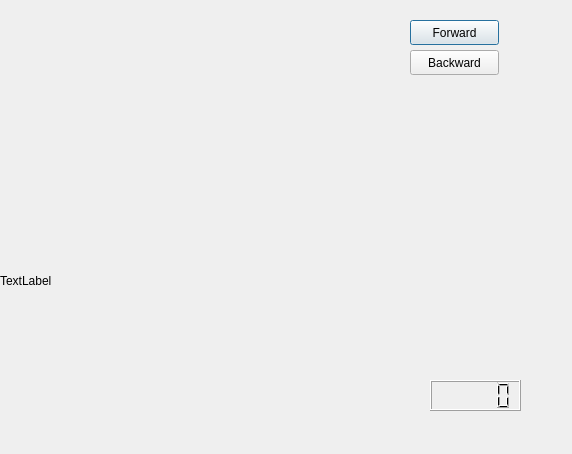
Qt form gaugedialog.ui (ibrahimmadnan/dual_kit_car_interface) before a commit.
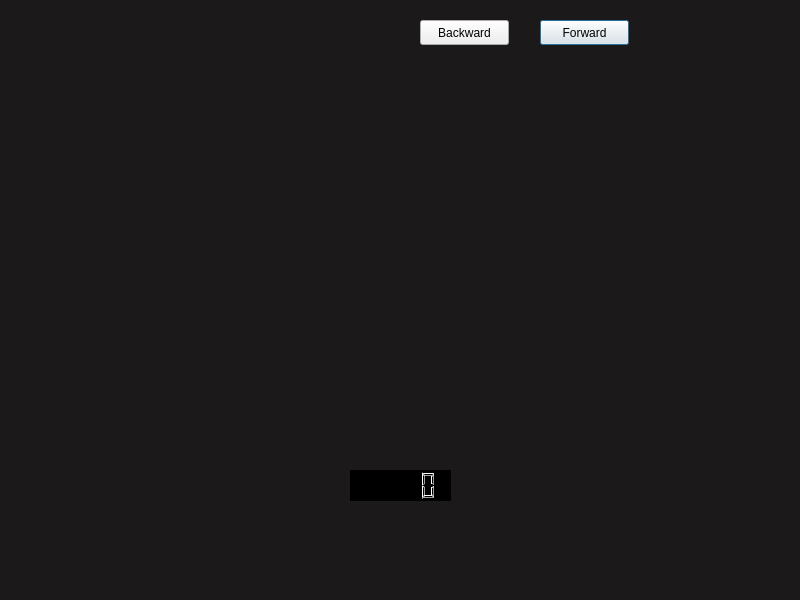
The same form after that commit. Icons and pictures are not drawn.

Patch:
```diff
--- a/gaugedialog.ui
+++ b/gaugedialog.ui
@@ -6,8 +6,8 @@
    <rect>
     <x>0</x>
     <y>0</y>
-    <width>572</width>
-    <height>454</height>
+    <width>800</width>
+    <height>600</height>
    </rect>
   </property>
   <property name="windowTitle">
@@ -22,10 +22,10 @@
   <widget class="QLabel" name="needle_label">
    <property name="geometry">
     <rect>
-     <x>150</x>
-     <y>160</y>
-     <width>255</width>
-     <height>255</height>
+     <x>300</x>
+     <y>350</y>
+     <width>200</width>
+     <height>200</height>
     </rect>
    </property>
    <property name="sizePolicy">
@@ -47,7 +47,7 @@
   <widget class="QPushButton" name="forward_button">
    <property name="geometry">
     <rect>
-     <x>410</x>
+     <x>540</x>
      <y>20</y>
      <width>89</width>
      <height>25</height>
@@ -63,8 +63,8 @@
   <widget class="QPushButton" name="back_button">
    <property name="geometry">
     <rect>
-     <x>410</x>
-     <y>50</y>
+     <x>420</x>
+     <y>20</y>
      <width>89</width>
      <height>25</height>
     </rect>
@@ -77,9 +77,9 @@
    <property name="geometry">
     <rect>
      <x>0</x>
-     <y>100</y>
-     <width>531</width>
-     <height>361</height>
+     <y>300</y>
+     <width>800</width>
+     <height>300</height>
     </rect>
    </property>
    <property name="sizePolicy">
@@ -88,23 +88,49 @@
      <verstretch>0</verstretch>
     </sizepolicy>
    </property>
+   <property name="font">
+    <font>
+     <weight>75</weight>
+     <bold>true</bold>
+    </font>
+   </property>
    <property name="styleSheet">
     <string notr="true">border-image:url(:/img/img/step22.gif)</string>
    </property>
    <property name="text">
-    <string>TextLabel</string>
+    <string/>
    </property>
   </widget>
   <widget class="QLCDNumber" name="lcdNumber">
    <property name="geometry">
     <rect>
-     <x>430</x>
-     <y>380</y>
-     <width>91</width>
+     <x>350</x>
+     <y>470</y>
+     <width>101</width>
      <height>31</height>
     </rect>
    </property>
+   <property name="styleSheet">
+    <string notr="true">background-color: rgb(0, 0, 0);</string>
+   </property>
   </widget>
+  <widget class="QLabel" name="label_2">
+   <property name="geometry">
+    <rect>
+     <x>0</x>
+     <y>0</y>
+     <width>800</width>
+     <height>600</height>
+    </rect>
+   </property>
+   <property name="styleSheet">
+    <string notr="true">background-color: rgb(27, 25, 25);</string>
+   </property>
+   <property name="text">
+    <string/>
+   </property>
+  </widget>
+  <zorder>label_2</zorder>
   <zorder>forward_button</zorder>
   <zorder>back_button</zorder>
   <zorder>label</zorder>
```
Left out of the diff: 4 changed lines with no effect on the pictures.
